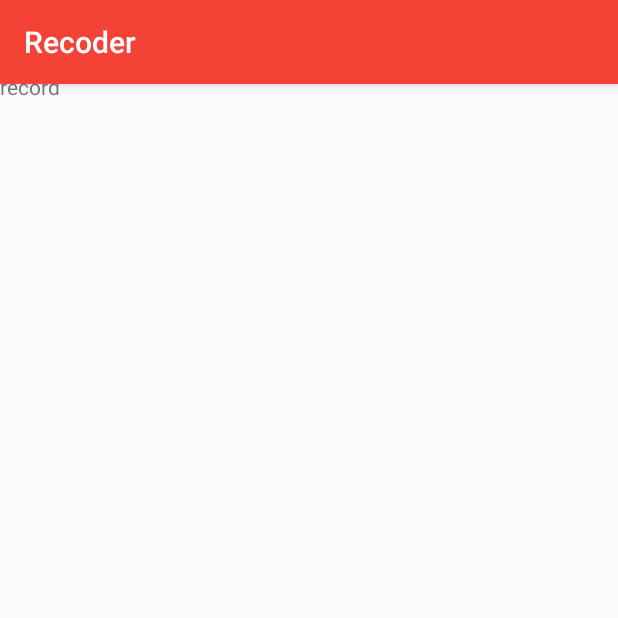
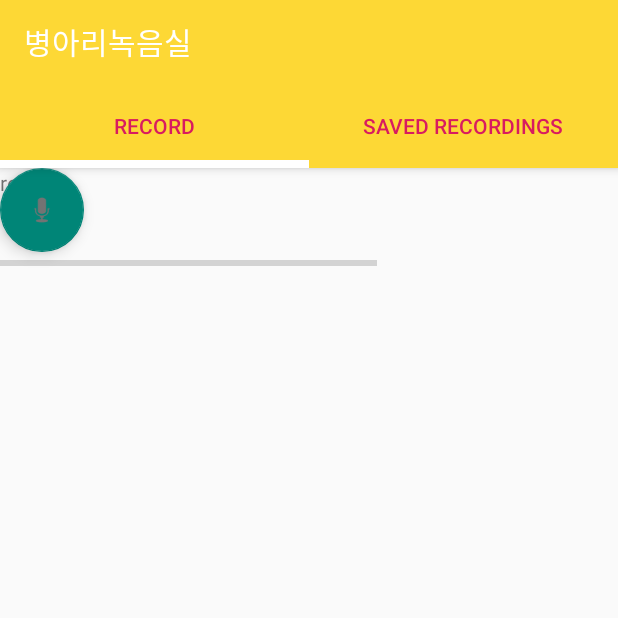
Before and after one commit to nontile/voiceRecode, an Android app: the screen it shows after launch (MainActivity), on a phone screen of 412 x 824 dp, the top half of it. Run offline under Robolectric (Android 15) with nearby library versions, the phone set to English and light mode, and no system bars; libraries missing offline, so code that uses them is left out: com.melnykov.fab.

Commit message:
toolbar and color

```diff
--- a/app/src/main/AndroidManifest.xml
+++ b/app/src/main/AndroidManifest.xml
@@ -5,7 +5,7 @@
     <application
         android:allowBackup="true"
         android:icon="@mipmap/ic_launcher"
-        android:label="@string/app_name"
+        android:label="병아리녹음실"
         android:roundIcon="@mipmap/ic_launcher_round"
         android:supportsRtl="true"
         android:theme="@style/AppTheme">
--- a/app/src/main/res/layout/activity_main.xml
+++ b/app/src/main/res/layout/activity_main.xml
@@ -4,20 +4,29 @@
     xmlns:tools="http://schemas.android.com/tools"
     android:layout_width="match_parent"
     android:layout_height="match_parent"
+    android:orientation="vertical"
     tools:context=".MainActivity">
 
     <include
         android:id="@+id/toolbar"
-        layout="@layout/toolbar" />
+        layout="@layout/toolbar"
+        />
 
     <com.google.android.material.tabs.TabLayout
         android:id="@+id/tabs"
         android:layout_width="match_parent"
-        android:layout_height="wrap_content"
+        android:layout_height="?attr/actionBarSize"
         android:background="@color/primary"
+        android:elevation="4dp"
+        app:layout_constraintBottom_toBottomOf="parent"
         app:layout_constraintEnd_toEndOf="parent"
+        app:layout_constraintHorizontal_bias="0.0"
         app:layout_constraintStart_toStartOf="parent"
-        app:layout_constraintTop_toTopOf="parent">
+        app:layout_constraintTop_toBottomOf="@+id/toolbar"
+        app:layout_constraintVertical_bias="0.0"
+        app:tabIndicatorColor="@color/white"
+        app:tabIndicatorHeight="@dimen/tab_indicator_height"
+        app:tabTextColor="@color/tab_strip">
 
         <com.google.android.material.tabs.TabItem
             android:id="@+id/tab1"
@@ -33,6 +42,7 @@
     </com.google.android.material.tabs.TabLayout>
 
     <androidx.constraintlayout.widget.ConstraintLayout
+        android:id="@+id/constraintLayout2"
         android:layout_width="match_parent"
         android:layout_height="0dp"
         app:layout_constraintBottom_toBottomOf="parent"
@@ -47,7 +57,9 @@
             app:layout_constraintBottom_toBottomOf="parent"
             app:layout_constraintEnd_toEndOf="parent"
             app:layout_constraintStart_toStartOf="parent"
-            app:layout_constraintTop_toTopOf="parent" />
+            app:layout_constraintTop_toTopOf="parent" >
+
+        </androidx.viewpager.widget.ViewPager>
     </androidx.constraintlayout.widget.ConstraintLayout>
 
 </androidx.constraintlayout.widget.ConstraintLayout>
--- a/app/src/main/res/layout/fragment_record.xml
+++ b/app/src/main/res/layout/fragment_record.xml
@@ -1,14 +1,35 @@
 <?xml version="1.0" encoding="utf-8"?>
-<RelativeLayout
+<androidx.constraintlayout.widget.ConstraintLayout
     xmlns:android="http://schemas.android.com/apk/res/android"
+    xmlns:app="http://schemas.android.com/apk/res-auto"
+    xmlns:tools="http://schemas.android.com/tools"
     android:id="@+id/fragment_record"
-    android:orientation="vertical"
     android:layout_width="match_parent"
     android:layout_height="match_parent"
     >
+
+    <com.google.android.material.floatingactionbutton.FloatingActionButton
+        android:id="@+id/floatingActionButton2"
+        android:layout_width="wrap_content"
+        android:layout_height="wrap_content"
+        android:clickable="true"
+        app:srcCompat="@android:drawable/ic_btn_speak_now"
+        tools:layout_editor_absoluteX="204dp"
+        tools:layout_editor_absoluteY="480dp" />
+
+    <ProgressBar
+        android:id="@+id/progressBar2"
+        style="?android:attr/progressBarStyleHorizontal"
+        android:layout_width="251dp"
+        android:layout_height="127dp"
+        tools:layout_editor_absoluteX="123dp"
+        tools:layout_editor_absoluteY="325dp" />
+
     <TextView
         android:layout_width="match_parent"
         android:layout_height="match_parent"
+
         android:text="record"
-        />
-</RelativeLayout>
+        tools:layout_editor_absoluteX="25dp"
+        tools:layout_editor_absoluteY="-102dp" />
+</androidx.constraintlayout.widget.ConstraintLayout>
--- a/app/src/main/res/values/colors.xml
+++ b/app/src/main/res/values/colors.xml
@@ -1,7 +1,7 @@
 <?xml version="1.0" encoding="utf-8"?>
 <resources>
-    <color name="primary">#F44336</color>
-    <color name="primary_dark">#D32F2F</color>
+    <color name="primary">#FDD835</color>
+    <color name="primary_dark">#85711B</color>
     <color name="primary_light">#FFCDD2</color>
     <color name="primary_text">#212121</color>
     <color name="accent">#FFC107</color>
@@ -9,5 +9,5 @@
     <color name="divider">#FFFFFF</color>
     <color name="text">#FFFFFF</color>
     <color name="white">#FFFFFF</color>
-    <color name="tab_strip">#B42929</color>
+    <color name="tab_strip">#D81B60</color>
 </resources>
```
